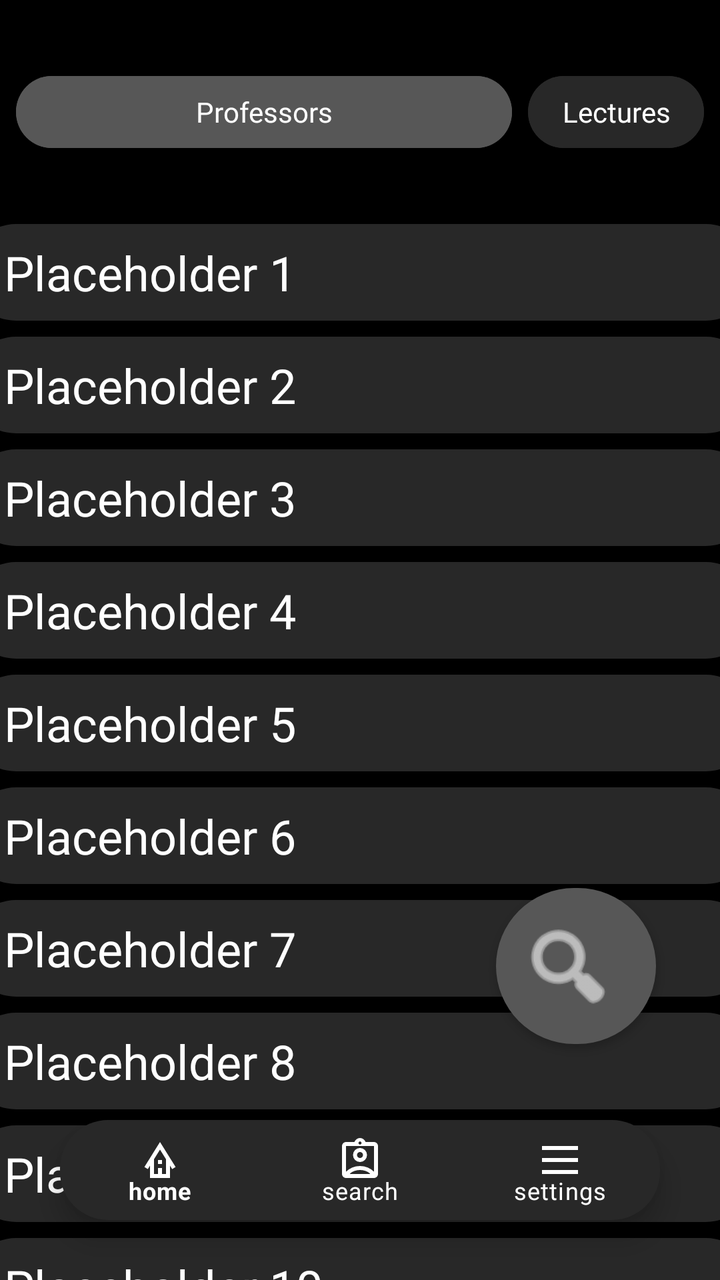
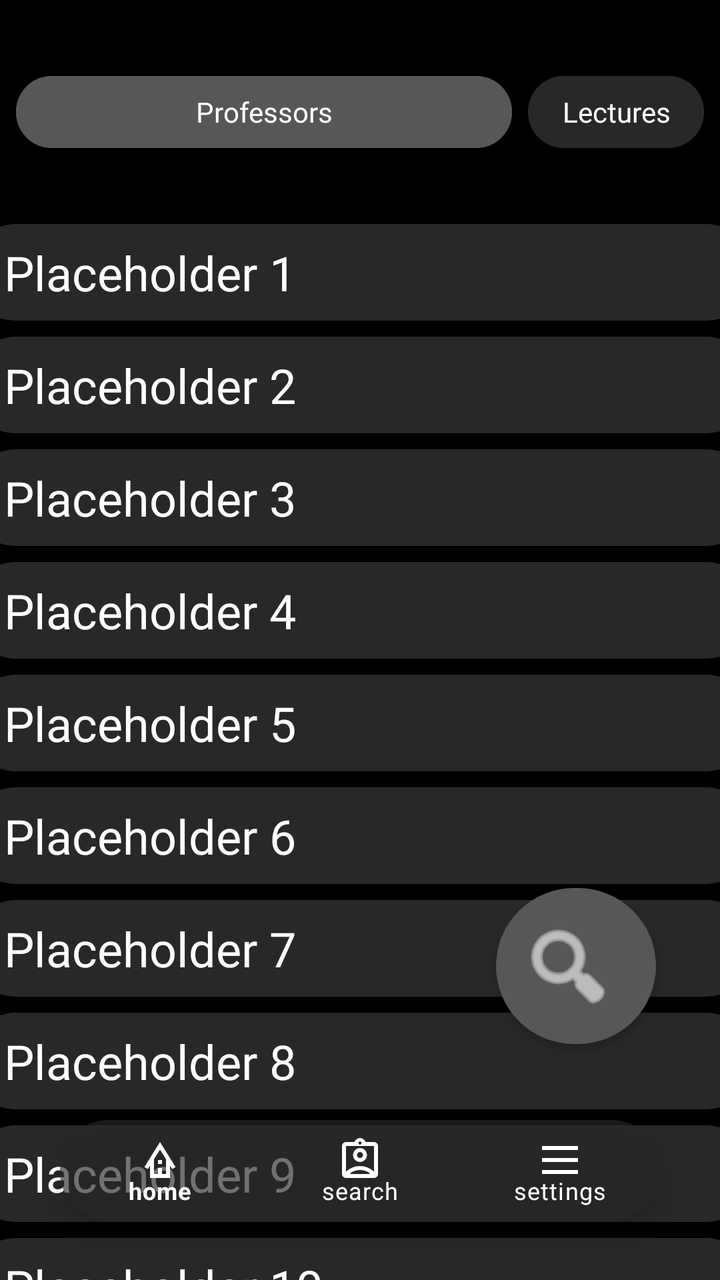

An Android layout rendered at two revisions. The XML below is the earlier revision; the diff shows what the commit changed to produce the second picture.
<!-- AndroidManifest.xml: application theme Theme.MyApplication_Java -->
<!-- res/layout/activity_prof_selection.xml -->
<?xml version="1.0" encoding="utf-8"?>
<androidx.constraintlayout.widget.ConstraintLayout xmlns:android="http://schemas.android.com/apk/res/android"
    xmlns:app="http://schemas.android.com/apk/res-auto"
    xmlns:tools="http://schemas.android.com/tools"
    android:layout_width="match_parent"
    android:layout_height="match_parent"
    android:background="#000000">


    <com.google.android.material.button.MaterialButton
        android:id="@+id/search_button"
        android:layout_width="80dp"
        android:layout_height="90dp"
        android:layout_marginEnd="32dp"
        android:layout_marginBottom="32dp"
        app:backgroundTint="#575757"
        app:cornerRadius="48dp"
        app:icon="@android:drawable/ic_menu_search"
        app:iconGravity="textStart"
        app:iconSize="50dp"
        app:iconTint="@android:color/white"
        app:layout_constraintBottom_toTopOf="@+id/bottomNavigationView"
        app:layout_constraintEnd_toEndOf="parent"
        app:srcCompat="@android:drawable/ic_menu_search" />

    <com.google.android.material.button.MaterialButton
        android:id="@+id/lectures_button"
        android:layout_width="wrap_content"
        android:layout_height="wrap_content"
        android:layout_marginTop="32dp"
        android:layout_marginEnd="8dp"
        android:backgroundTint="#282828"
        style="@style/text_style"
        android:letterSpacing="0"
        android:paddingTop="8dp"
        android:paddingBottom="8dp"
        android:text="Lectures"
        android:textColor="#FFFFFF"
        android:textSize="14sp"
        app:cornerRadius="24dp"
        app:layout_constraintEnd_toEndOf="parent"
        app:layout_constraintTop_toTopOf="parent" />

    <com.google.android.material.bottomnavigation.BottomNavigationView
        android:id="@+id/bottomNavigationView"
        android:layout_width="300dp"
        android:layout_height="50dp"
        android:layout_marginBottom="30dp"
        android:background="@drawable/rounded_box"
        app:itemIconTint="#FFFFFF"
        app:itemTextColor="#FFFFFF"
        app:layout_constraintBottom_toBottomOf="parent"
        app:layout_constraintEnd_toEndOf="parent"
        app:layout_constraintStart_toStartOf="parent"
        app:menu="@menu/bottom_navigation_bar" />

    <com.google.android.material.button.MaterialButton
        android:id="@+id/profs_button"
        android:layout_width="0dp"
        android:layout_height="wrap_content"
        android:layout_marginStart="8dp"
        android:layout_marginTop="32dp"
        android:layout_marginEnd="8dp"
        android:backgroundTint="#575757"
        style="@style/text_style"
        android:letterSpacing="0"
        android:paddingTop="8dp"
        android:paddingBottom="8dp"
        android:text="Professors"
        android:textAlignment="center"
        android:textAllCaps="false"
        android:textColor="#FFFFFF"
        android:textSize="14sp"
        app:cornerRadius="24dp"
        app:layout_constraintEnd_toStartOf="@+id/lectures_button"
        app:layout_constraintStart_toStartOf="parent"
        app:layout_constraintTop_toTopOf="parent" />

    <ScrollView
        android:id="@+id/scrollView2"
        android:layout_width="409dp"
        android:layout_height="740dp"
        android:layout_marginStart="16dp"
        android:layout_marginTop="16dp"
        android:layout_marginEnd="16dp"
        app:layout_constraintEnd_toEndOf="parent"
        app:layout_constraintStart_toStartOf="parent"
        app:layout_constraintTop_toBottomOf="@+id/profs_button">

        <androidx.constraintlayout.widget.ConstraintLayout
            android:layout_width="match_parent"
            android:layout_height="wrap_content">


            <TextView
                android:id="@+id/prof_placeholder"
                android:layout_width="0dp"
                android:layout_height="wrap_content"
                android:layout_marginStart="8dp"
                android:layout_marginTop="16dp"
                android:layout_marginEnd="8dp"
                android:background="@drawable/rounded_box"
                android:fontFamily="@font/inter_bold"
                android:paddingTop="8dp"
                android:paddingBottom="8dp"
                android:text="   Placeholder 1"
                android:textColor="#FFFFFF"
                android:textSize="24sp"
                app:layout_constraintEnd_toEndOf="parent"
                app:layout_constraintHorizontal_bias="0.0"
                app:layout_constraintStart_toStartOf="parent"
                app:layout_constraintTop_toTopOf="parent" />

            <TextView
                android:id="@+id/prof_placeholder2"
                android:layout_width="0dp"
                android:layout_height="wrap_content"
                android:layout_marginStart="8dp"
                android:layout_marginTop="8dp"
                android:layout_marginEnd="8dp"
                android:background="@drawable/rounded_box"
                android:fontFamily="@font/inter_bold"
                android:paddingTop="8dp"
                android:paddingBottom="8dp"
                android:text="   Placeholder 2"
                android:textColor="#FFFFFF"
                android:textSize="24sp"
                app:layout_constraintEnd_toEndOf="parent"
                app:layout_constraintStart_toStartOf="parent"
                app:layout_constraintTop_toBottomOf="@id/prof_placeholder" />

            <TextView
                android:id="@+id/prof_placeholder3"
                android:layout_width="0dp"
                android:layout_height="wrap_content"
                android:layout_marginStart="8dp"
                android:layout_marginTop="8dp"
                android:layout_marginEnd="8dp"
                android:background="@drawable/rounded_box"
                android:fontFamily="@font/inter_bold"
                android:paddingTop="8dp"
                android:paddingBottom="8dp"
                android:text="   Placeholder 3"
                android:textColor="#FFFFFF"
                android:textSize="24sp"
                app:layout_constraintEnd_toEndOf="parent"
                app:layout_constraintStart_toStartOf="parent"
                app:layout_constraintTop_toBottomOf="@+id/prof_placeholder2" />

            <TextView
                android:id="@+id/prof_placeholder4"
                android:layout_width="0dp"
                android:layout_height="wrap_content"
                android:layout_marginStart="8dp"
                android:layout_marginTop="8dp"
                android:layout_marginEnd="8dp"
                android:background="@drawable/rounded_box"
                android:fontFamily="@font/inter_bold"
                android:paddingTop="8dp"
                android:paddingBottom="8dp"
                android:text="   Placeholder 4"
                android:textColor="#FFFFFF"
                android:textSize="24sp"
                app:layout_constraintEnd_toEndOf="parent"
                app:layout_constraintStart_toStartOf="parent"
                app:layout_constraintTop_toBottomOf="@id/prof_placeholder3" />


            <TextView
                android:id="@+id/prof_placeholder5"
                android:layout_width="0dp"
                android:layout_height="wrap_content"
                android:layout_marginStart="8dp"
                android:layout_marginTop="8dp"
                android:layout_marginEnd="8dp"
                android:background="@drawable/rounded_box"
                android:fontFamily="@font/inter_bold"
                android:paddingTop="8dp"
                android:paddingBottom="8dp"
                android:text="   Placeholder 5"
                android:textColor="#FFFFFF"
                android:textSize="24sp"
                app:layout_constraintEnd_toEndOf="parent"
                app:layout_constraintStart_toStartOf="parent"
                app:layout_constraintTop_toBottomOf="@id/prof_placeholder4" />

            <TextView
                android:id="@+id/prof_placeholder6"
                android:layout_width="0dp"
                android:layout_height="wrap_content"
                android:layout_marginStart="8dp"
                android:layout_marginTop="8dp"
                android:layout_marginEnd="8dp"
                android:background="@drawable/rounded_box"
                android:fontFamily="@font/inter_bold"
                android:paddingTop="8dp"
                android:paddingBottom="8dp"
                android:text="   Placeholder 6"
                android:textColor="#FFFFFF"
                android:textSize="24sp"
                app:layout_constraintEnd_toEndOf="parent"
                app:layout_constraintHorizontal_bias="0.0"
                app:layout_constraintStart_toStartOf="parent"
                app:layout_constraintTop_toBottomOf="@+id/prof_placeholder5" />

            <TextView
                android:id="@+id/prof_placeholder7"
                android:layout_width="0dp"
                android:layout_height="wrap_content"
                android:layout_marginStart="8dp"
                android:layout_marginTop="8dp"
                android:layout_marginEnd="8dp"
                android:background="@drawable/rounded_box"
                android:fontFamily="@font/inter_bold"
                android:paddingTop="8dp"
                android:paddingBottom="8dp"
                android:text="   Placeholder 7"
                android:textColor="#FFFFFF"
                android:textSize="24sp"
                app:layout_constraintEnd_toEndOf="parent"
                app:layout_constraintStart_toStartOf="parent"
                app:layout_constraintTop_toBottomOf="@id/prof_placeholder6" />

            <TextView
                android:id="@+id/prof_placeholder8"
                android:layout_width="0dp"
                android:layout_height="wrap_content"
                android:layout_marginStart="8dp"
                android:layout_marginTop="8dp"
                android:layout_marginEnd="8dp"
                android:background="@drawable/rounded_box"
                android:fontFamily="@font/inter_bold"
                android:paddingTop="8dp"
                android:paddingBottom="8dp"
                android:text="   Placeholder 8"
                android:textColor="#FFFFFF"
                android:textSize="24sp"
                app:layout_constraintEnd_toEndOf="parent"
                app:layout_constraintStart_toStartOf="parent"
                app:layout_constraintTop_toBottomOf="@+id/prof_placeholder7" />

            <TextView
                android:id="@+id/prof_placeholder9"
                android:layout_width="0dp"
                android:layout_height="wrap_content"
                android:layout_marginStart="8dp"
                android:layout_marginTop="8dp"
                android:layout_marginEnd="8dp"
                android:background="@drawable/rounded_box"
                android:fontFamily="@font/inter_bold"
                android:paddingTop="8dp"
                android:paddingBottom="8dp"
                android:text="   Placeholder 9"
                android:textColor="#FFFFFF"
                android:textSize="24sp"
                app:layout_constraintEnd_toEndOf="parent"
                app:layout_constraintStart_toStartOf="parent"
                app:layout_constraintTop_toBottomOf="@id/prof_placeholder8" />


            <TextView
                android:id="@+id/prof_placeholder10"
                android:layout_width="0dp"
                android:layout_height="wrap_content"
                android:layout_marginStart="8dp"
                android:layout_marginTop="8dp"
                android:layout_marginEnd="8dp"
                android:background="@drawable/rounded_box"
                android:fontFamily="@font/inter_bold"
                android:paddingTop="8dp"
                android:paddingBottom="8dp"
                android:text="   Placeholder 10"
                android:textColor="#FFFFFF"
                android:textSize="24sp"
                app:layout_constraintEnd_toEndOf="parent"
                app:layout_constraintStart_toStartOf="parent"
                app:layout_constraintTop_toBottomOf="@id/prof_placeholder9" />

            <TextView
                android:id="@+id/prof_placeholder11"
                android:layout_width="0dp"
                android:layout_height="wrap_content"
                android:layout_marginStart="8dp"
                android:layout_marginTop="8dp"
                android:layout_marginEnd="8dp"
                android:background="@drawable/rounded_box"
                android:fontFamily="@font/inter_bold"
                android:paddingTop="8dp"
                android:paddingBottom="8dp"
                android:text="   Placeholder 11"
                android:textColor="#FFFFFF"
                android:textSize="24sp"
                app:layout_constraintEnd_toEndOf="parent"
                app:layout_constraintHorizontal_bias="0.0"
                app:layout_constraintStart_toStartOf="parent"
                app:layout_constraintTop_toBottomOf="@+id/prof_placeholder10" />

            <TextView
                android:id="@+id/prof_placeholder12"
                android:layout_width="0dp"
                android:layout_height="wrap_content"
                android:layout_marginStart="8dp"
                android:layout_marginTop="8dp"
                android:layout_marginEnd="8dp"
                android:background="@drawable/rounded_box"
                android:fontFamily="@font/inter_bold"
                android:paddingTop="8dp"
                android:paddingBottom="8dp"
                android:text="   Placeholder 9"
                android:textColor="#FFFFFF"
                android:textSize="24sp"
                app:layout_constraintEnd_toEndOf="parent"
                app:layout_constraintStart_toStartOf="parent"
                app:layout_constraintTop_toBottomOf="@id/prof_placeholder11" />


            <TextView
                android:id="@+id/prof_placeholder13"
                android:layout_width="0dp"
                android:layout_height="wrap_content"
                android:layout_marginStart="8dp"
                android:layout_marginTop="8dp"
                android:layout_marginEnd="8dp"
                android:background="@drawable/rounded_box"
                android:fontFamily="@font/inter_bold"
                android:paddingTop="8dp"
                android:paddingBottom="8dp"
                android:text="   Placeholder 10"
                android:textColor="#FFFFFF"
                android:textSize="24sp"
                app:layout_constraintEnd_toEndOf="parent"
                app:layout_constraintStart_toStartOf="parent"
                app:layout_constraintTop_toBottomOf="@id/prof_placeholder12" />

            <TextView
                android:id="@+id/prof_placeholder14"
                android:layout_width="0dp"
                android:layout_height="wrap_content"
                android:layout_marginStart="8dp"
                android:layout_marginTop="8dp"
                android:layout_marginEnd="8dp"
                android:background="@drawable/rounded_box"
                android:fontFamily="@font/inter_bold"
                android:paddingTop="8dp"
                android:paddingBottom="8dp"
                android:text="   Placeholder 11"
                android:textColor="#FFFFFF"
                android:textSize="24sp"
                app:layout_constraintEnd_toEndOf="parent"
                app:layout_constraintHorizontal_bias="0.0"
                app:layout_constraintStart_toStartOf="parent"
                app:layout_constraintTop_toBottomOf="@+id/prof_placeholder13" />


        </androidx.constraintlayout.widget.ConstraintLayout>
    </ScrollView>

</androidx.constraintlayout.widget.ConstraintLayout>
<!-- resources referenced by this layout -->
<resources>
  <!-- drawable rounded_box (drawable) -->
  <shape xmlns:android="http://schemas.android.com/apk/res/android">
  
      <solid android:color="#282828"/>
  
      <corners android:radius="24dp"/>
  
  </shape>
  <style name="text_style" parent="Widget.MaterialComponents.Button">
          <item name="android:fontFamily">@font/inter_bold</item>
          <item name="android:textAllCaps">false</item>
      </style>
  <style name="Theme.MyApplication_Java" parent="Theme.MaterialComponents.DayNight.DarkActionBar">
          
          <item name="colorPrimary">@color/purple_500</item>
          <item name="colorPrimaryVariant">@color/purple_700</item>
          <item name="colorOnPrimary">@color/white</item>
          
          <item name="colorSecondary">@color/teal_200</item>
          <item name="colorSecondaryVariant">@color/teal_700</item>
          <item name="colorOnSecondary">@color/black</item>
          
          <item name="android:statusBarColor">?attr/colorPrimaryVariant</item>
          
      </style>
  <color name="purple_500">#FF6200EE</color>
  <color name="purple_700">#FF3700B3</color>
  <color name="white">#FFFFFFFF</color>
  <color name="teal_200">#FF03DAC5</color>
  <color name="teal_700">#FF018786</color>
  <color name="black">#FF000000</color>
</resources>

<!-- the commit's change to res/layout/activity_prof_selection.xml (unified diff, before → after) -->
@@ -46,7 +46,7 @@
         android:layout_width="300dp"
         android:layout_height="50dp"
         android:layout_marginBottom="30dp"
-        android:background="@drawable/rounded_box"
+        android:background="@drawable/bottom_nav_background"
         app:itemIconTint="#FFFFFF"
         app:itemTextColor="#FFFFFF"
         app:layout_constraintBottom_toBottomOf="parent"
<!-- resource entries referenced after the edit -->
@@ -1,5 +1,13 @@
 <!-- resources referenced by this layout -->
 <resources>
+  <!-- drawable bottom_nav_background (drawable) -->
+  <shape xmlns:android="http://schemas.android.com/apk/res/android">
+  
+      <solid android:color="#99282828"/>
+  
+      <corners android:radius="24dp"/>
+  
+  </shape>
   <!-- drawable rounded_box (drawable) -->
   <shape xmlns:android="http://schemas.android.com/apk/res/android">
   
